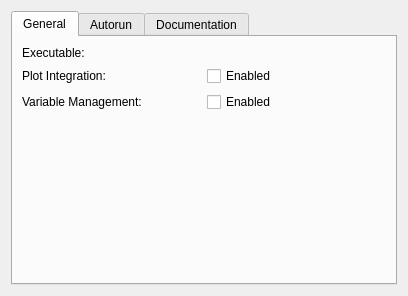
KDE/cantor, file src/backends/maxima/settings.ui: the form before one commit.
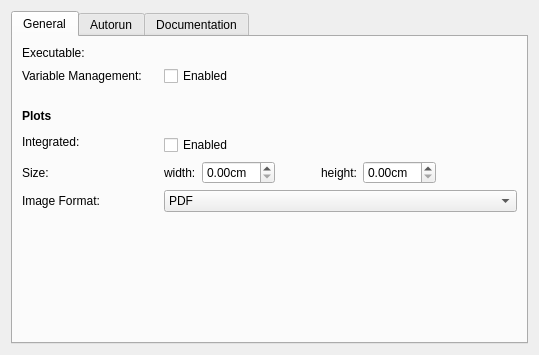
The form after the commit. Custom widgets are drawn as their Qt base class.

Commit message: Support different plot file formats (PDF, SVG and PNG) also for Maxima and removed the JPEG option for Octave since the quality is very bad.

Diff of the .ui file:
```diff
--- a/src/backends/maxima/settings.ui
+++ b/src/backends/maxima/settings.ui
@@ -6,8 +6,8 @@
    <rect>
     <x>0</x>
     <y>0</y>
-    <width>408</width>
-    <height>296</height>
+    <width>539</width>
+    <height>355</height>
    </rect>
   </property>
   <layout class="QVBoxLayout" name="verticalLayout_2">
@@ -21,48 +21,178 @@
        <string>General</string>
       </attribute>
       <layout class="QGridLayout" name="gridLayout">
-       <item row="1" column="1">
-        <widget class="QCheckBox" name="kcfg_integratePlots">
-         <property name="toolTip">
-          <string>If enabled, plots will be shown inside of the worksheet. Otherwise, plots will be shown in an external window.</string>
-         </property>
-         <property name="text">
-          <string>Enabled</string>
-         </property>
-        </widget>
-       </item>
-       <item row="1" column="0">
-        <widget class="QLabel" name="lPlotIntegration">
-         <property name="text">
-          <string>Plot Integration:</string>
-         </property>
-        </widget>
-       </item>
-       <item row="2" column="1">
-        <widget class="QCheckBox" name="kcfg_variableManagement">
-         <property name="toolTip">
-          <string>Monitor the creation and destruction of variables and show the existing variables in the variable panel.</string>
-         </property>
-         <property name="text">
-          <string>Enabled</string>
-         </property>
-        </widget>
-       </item>
-       <item row="2" column="0">
-        <widget class="QLabel" name="lVariableManagement">
-         <property name="text">
-          <string>Variable Management:</string>
-         </property>
-        </widget>
-       </item>
-       <item row="0" column="0">
+       <item row="0" column="0" colspan="2">
         <widget class="QLabel" name="label">
          <property name="text">
           <string>Executable:</string>
          </property>
         </widget>
        </item>
-       <item row="3" column="0">
+       <item row="0" column="2">
+        <widget class="KUrlRequester" name="kcfg_Path"/>
+       </item>
+       <item row="1" column="0" colspan="2">
+        <widget class="QLabel" name="lVariableManagement">
+         <property name="text">
+          <string>Variable Management:</string>
+         </property>
+        </widget>
+       </item>
+       <item row="1" column="2">
+        <widget class="QCheckBox" name="kcfg_variableManagement">
+         <property name="toolTip">
+          <string>Monitor the creation and destruction of variables and show the existing variables in the variable panel.</string>
+         </property>
+         <property name="text">
+          <string>Enabled</string>
+         </property>
+        </widget>
+       </item>
+       <item row="3" column="0" colspan="2">
+        <widget class="QLabel" name="label_4">
+         <property name="font">
+          <font>
+           <weight>75</weight>
+           <bold>true</bold>
+          </font>
+         </property>
+         <property name="text">
+          <string>Plots</string>
+         </property>
+        </widget>
+       </item>
+       <item row="4" column="0" rowspan="2" colspan="3">
+        <widget class="QLabel" name="lPlotIntegration">
+         <property name="text">
+          <string>Integrated:</string>
+         </property>
+        </widget>
+       </item>
+       <item row="5" column="2">
+        <widget class="QCheckBox" name="kcfg_integratePlots">
+         <property name="toolTip">
+          <string>If enabled, plots will be shown inside of the worksheet. Otherwise, plots will be shown in an external window.</string>
+         </property>
+         <property name="text">
+          <string>Enabled</string>
+         </property>
+        </widget>
+       </item>
+       <item row="6" column="0" colspan="2">
+        <widget class="QLabel" name="label_5">
+         <property name="text">
+          <string>Size:</string>
+         </property>
+        </widget>
+       </item>
+       <item row="6" column="2">
+        <widget class="QFrame" name="frame">
+         <property name="frameShape">
+          <enum>QFrame::NoFrame</enum>
+         </property>
+         <property name="frameShadow">
+          <enum>QFrame::Raised</enum>
+         </property>
+         <layout class="QHBoxLayout" name="horizontalLayout">
+          <property name="leftMargin">
+           <number>0</number>
+          </property>
+          <property name="topMargin">
+           <number>0</number>
+          </property>
+          <property name="rightMargin">
+           <number>0</number>
+          </property>
+          <property name="bottomMargin">
+           <number>0</number>
+          </property>
+          <item>
+           <widget class="QLabel" name="lPlotWidth">
+            <property name="text">
+             <string>width:</string>
+            </property>
+           </widget>
+          </item>
+          <item>
+           <widget class="QDoubleSpinBox" name="kcfg_plotWidth">
+            <property name="suffix">
+             <string>cm</string>
+            </property>
+           </widget>
+          </item>
+          <item>
+           <spacer name="horizontalSpacer">
+            <property name="orientation">
+             <enum>Qt::Horizontal</enum>
+            </property>
+            <property name="sizeType">
+             <enum>QSizePolicy::Fixed</enum>
+            </property>
+            <property name="sizeHint" stdset="0">
+             <size>
+              <width>40</width>
+              <height>20</height>
+             </size>
+            </property>
+           </spacer>
+          </item>
+          <item>
+           <widget class="QLabel" name="lPlotHeight">
+            <property name="text">
+             <string>height:</string>
+            </property>
+           </widget>
+          </item>
+          <item>
+           <widget class="QDoubleSpinBox" name="kcfg_plotHeight">
+            <property name="suffix">
+             <string>cm</string>
+            </property>
+           </widget>
+          </item>
+          <item>
+           <spacer name="horizontalSpacer_2">
+            <property name="orientation">
+             <enum>Qt::Horizontal</enum>
+            </property>
+            <property name="sizeHint" stdset="0">
+             <size>
+              <width>40</width>
+              <height>20</height>
+             </size>
+            </property>
+           </spacer>
+          </item>
+         </layout>
+        </widget>
+       </item>
+       <item row="7" column="0" colspan="2">
+        <widget class="QLabel" name="label_3">
+         <property name="text">
+          <string>Image Format:</string>
+         </property>
+        </widget>
+       </item>
+       <item row="7" column="2">
+        <widget class="QComboBox" name="kcfg_inlinePlotFormat">
+         <item>
+          <property name="text">
+           <string>PDF</string>
+          </property>
+         </item>
+         <item>
+          <property name="text">
+           <string notr="true">SVG</string>
+          </property>
+         </item>
+         <item>
+          <property name="text">
+           <string notr="true">PNG</string>
+          </property>
+         </item>
+        </widget>
+       </item>
+       <item row="8" column="0">
         <spacer name="verticalSpacer_2">
          <property name="orientation">
           <enum>Qt::Vertical</enum>
@@ -75,8 +205,21 @@
          </property>
         </spacer>
        </item>
-       <item row="0" column="1">
-        <widget class="KUrlRequester" name="kcfg_Path"/>
+       <item row="2" column="0" colspan="2">
+        <spacer name="verticalSpacer">
+         <property name="orientation">
+          <enum>Qt::Vertical</enum>
+         </property>
+         <property name="sizeType">
+          <enum>QSizePolicy::Fixed</enum>
+         </property>
+         <property name="sizeHint" stdset="0">
+          <size>
+           <width>136</width>
+           <height>17</height>
+          </size>
+         </property>
+        </spacer>
        </item>
       </layout>
      </widget>
```
The commit also changes 8 other files.
